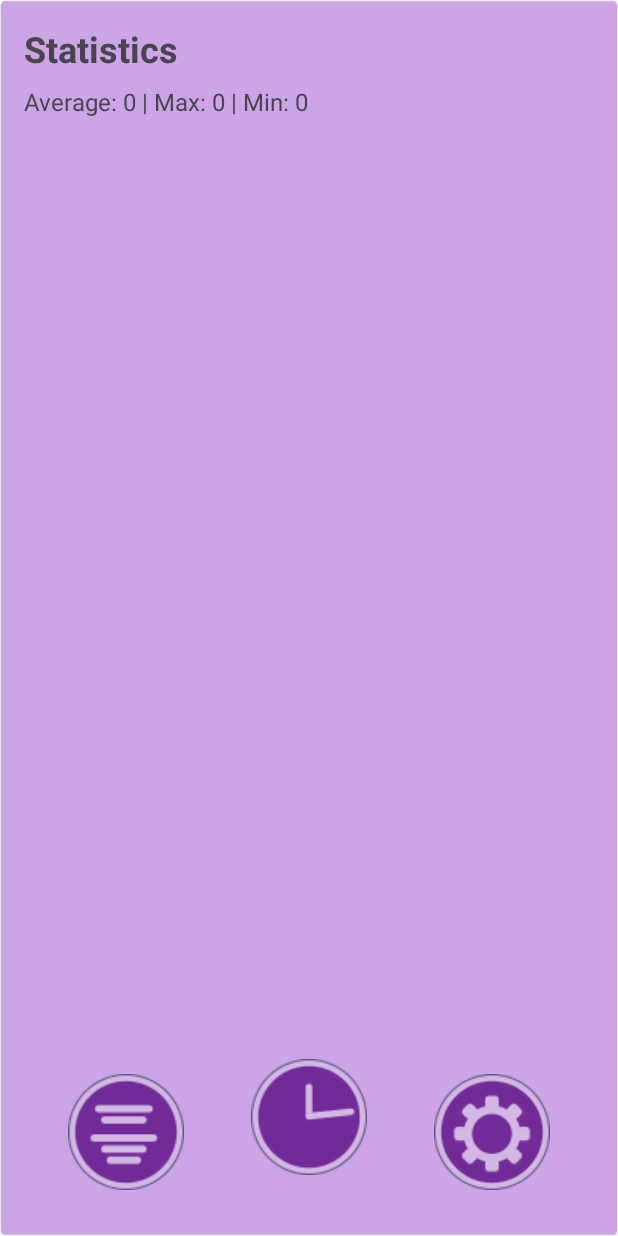
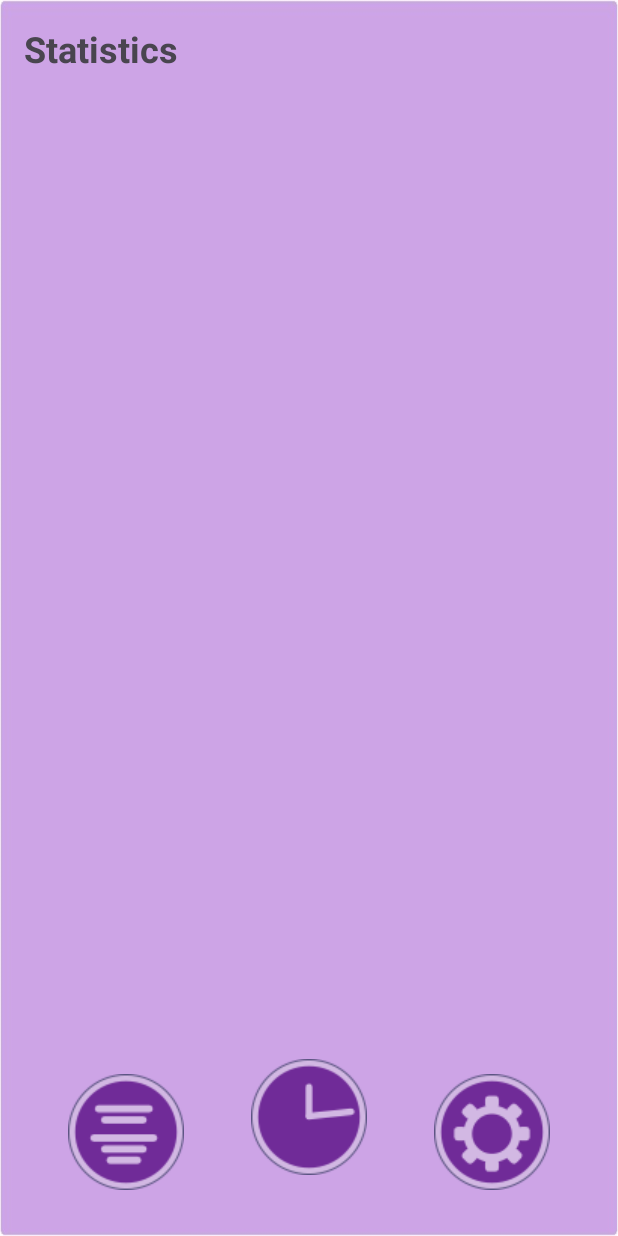
Before and after one commit to mohamed-alkamy/RingRelay, an Android app: the screen it shows after launch (MainActivity), after a tap on an icon or button, on a phone screen of 412 x 824 dp. Run offline under Robolectric (Android 15) with nearby library versions, the phone set to English and light mode, and no system bars; our stand-ins replace Room's generated code.

Commit message:
averages removed in statistics fragment

```diff
--- a/app/src/main/res/layout/fragment_statistics.xml
+++ b/app/src/main/res/layout/fragment_statistics.xml
@@ -18,7 +18,6 @@
         android:id="@+id/statisticsSummary"
         android:layout_width="wrap_content"
         android:layout_height="wrap_content"
-        android:text="Average: 0 | Max: 0 | Min: 0"
         android:textSize="16sp"
         android:paddingTop="8dp"/>
 
```
